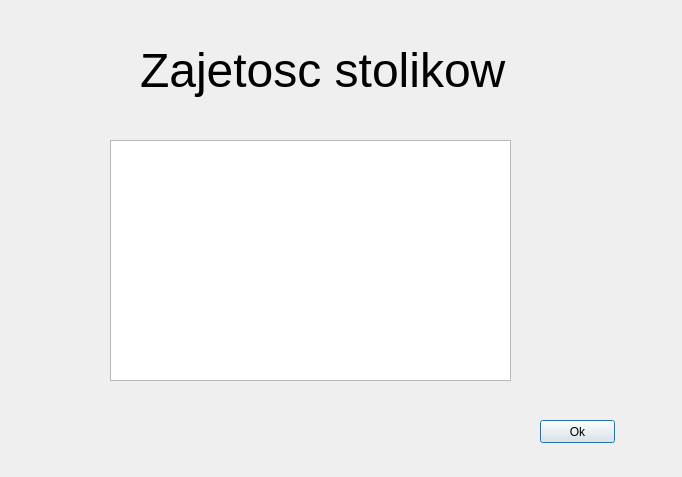
Above: tables_window.ui from justynak/dbar_barman before the change. Below: the same form after it.
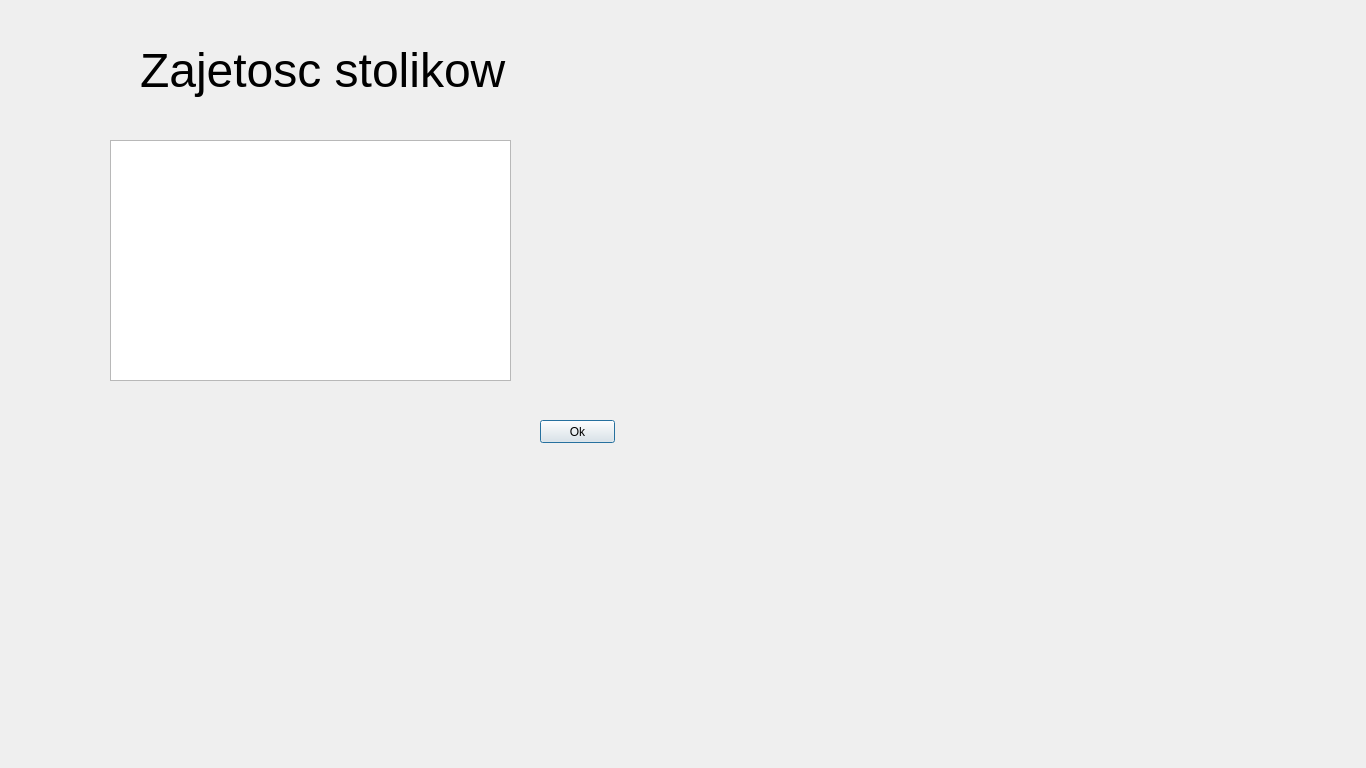
That is the form after the change.

What changed in the file:
```diff
--- a/tables_window.ui
+++ b/tables_window.ui
@@ -6,8 +6,8 @@
    <rect>
     <x>0</x>
     <y>0</y>
-    <width>682</width>
-    <height>477</height>
+    <width>1366</width>
+    <height>768</height>
    </rect>
   </property>
   <property name="windowTitle">
```
